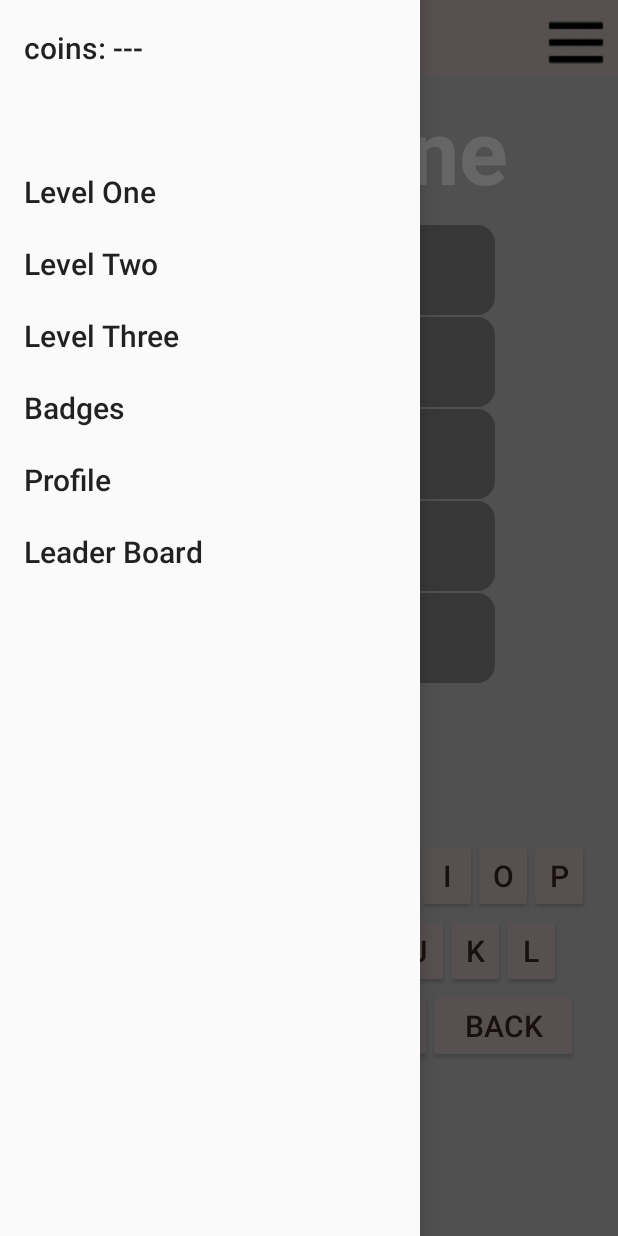
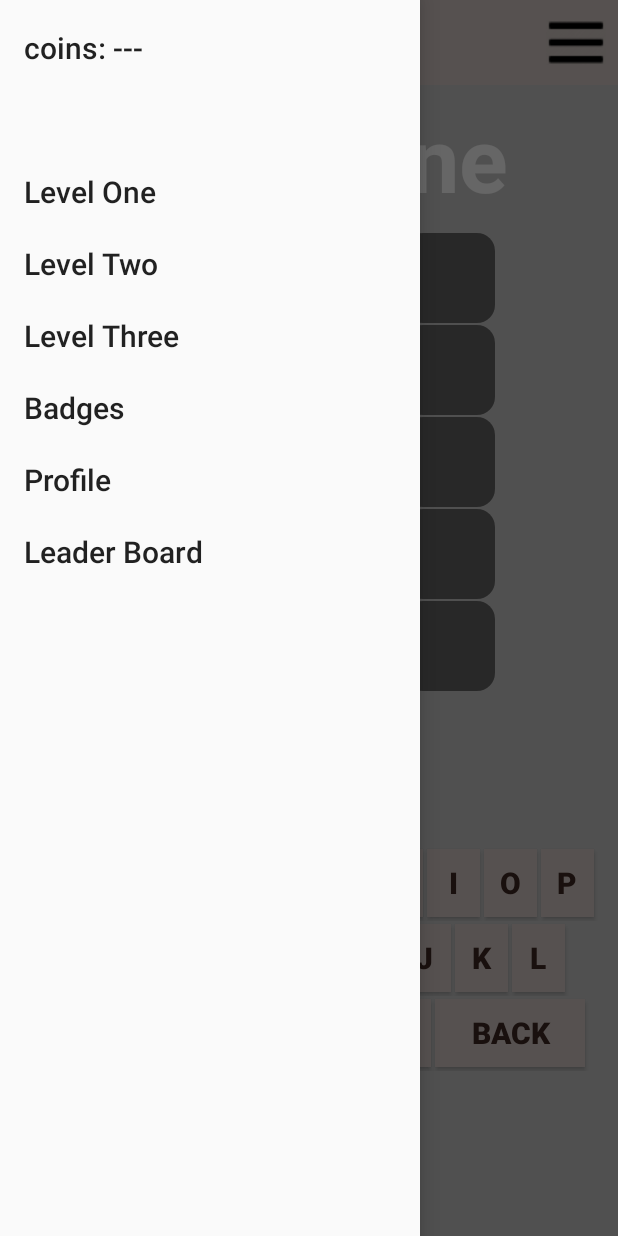
Before and after one commit to TimmyHunter007/WordWorld, an Android app: the LevelOneActivity screen opened directly, with no data from a screen before it, with the side drawer open, on a phone screen of 412 x 824 dp. Run offline under Robolectric (Android 15) with nearby library versions, the phone set to English and light mode, and no system bars; our stand-ins replace Firebase (no records; nobody signed in at launch, a user with empty details on screens opened directly).

Commit message:
added color feedback to keyboard on level one. still testing different colors for the keyboard. levels two and three dont have color feedback yet.

```diff
--- a/app/src/main/java/com/example/wordworld/LevelOneActivity.java
+++ b/app/src/main/java/com/example/wordworld/LevelOneActivity.java
@@ -11,12 +11,16 @@ import android.os.Bundle;
 import android.text.Editable;
 import android.text.TextWatcher;
 import android.view.View;
+import android.view.inputmethod.TextAppearanceInfo;
 import android.widget.*;
 import androidx.appcompat.app.AppCompatActivity;
 import com.google.firebase.auth.FirebaseAuth;
 import com.google.firebase.auth.FirebaseUser;
 import com.google.firebase.database.DatabaseReference;
 import com.google.firebase.database.FirebaseDatabase;
+
+import java.util.HashMap;
+import java.util.Map;
 
 public class LevelOneActivity extends AppCompatActivity {
     private EditText[][] letterBoxes;
@@ -28,6 +32,7 @@ public class LevelOneActivity extends AppCompatActivity {
     private FirebaseUser user;
     private RewardManager rewardManager;
     private DatabaseReference userDatabaseReference;
+    private Map<Character, Button> keyButtons;
 
     @Override
     protected void onCreate(Bundle savedInstanceState) {
@@ -42,6 +47,37 @@ public class LevelOneActivity extends AppCompatActivity {
                 {findViewById(R.id.letter1_row4), findViewById(R.id.letter2_row4), findViewById(R.id.letter3_row4), findViewById(R.id.letter4_row4)},
                 {findViewById(R.id.letter1_row5), findViewById(R.id.letter2_row5), findViewById(R.id.letter3_row5), findViewById(R.id.letter4_row5)}
         };
+
+        // Initialize keyButtons map
+        keyButtons = new HashMap<>();
+        keyButtons.put('Q', (Button) findViewById(R.id.key_q));
+        keyButtons.put('W', (Button) findViewById(R.id.key_w));
+        keyButtons.put('E', (Button) findViewById(R.id.key_e));
+        keyButtons.put('R', (Button) findViewById(R.id.key_r));
+        keyButtons.put('T', (Button) findViewById(R.id.key_t));
+        keyButtons.put('Y', (Button) findViewById(R.id.key_y));
+        keyButtons.put('U', (Button) findViewById(R.id.key_u));
+        keyButtons.put('I', (Button) findViewById(R.id.key_i));
+        keyButtons.put('O', (Button) findViewById(R.id.key_o));
+        keyButtons.put('P', (Button) findViewById(R.id.key_p));
+
+        keyButtons.put('A', (Button) findViewById(R.id.key_a));
+        keyButtons.put('S', (Button) findViewById(R.id.key_s));
+        keyButtons.put('D', (Button) findViewById(R.id.key_d));
+        keyButtons.put('F', (Button) findViewById(R.id.key_f));
+        keyButtons.put('G', (Button) findViewById(R.id.key_g));
+        keyButtons.put('H', (Button) findViewById(R.id.key_h));
+        keyButtons.put('J', (Button) findViewById(R.id.key_j));
+        keyButtons.put('K', (Button) findViewById(R.id.key_k));
+        keyButtons.put('L', (Button) findViewById(R.id.key_l));
+
+        keyButtons.put('Z', (Button) findViewById(R.id.key_z));
+        keyButtons.put('X', (Button) findViewById(R.id.key_x));
+        keyButtons.put('C', (Button) findViewById(R.id.key_c));
+        keyButtons.put('V', (Button) findViewById(R.id.key_v));
+        keyButtons.put('B', (Button) findViewById(R.id.key_b));
+        keyButtons.put('N', (Button) findViewById(R.id.key_n));
+        keyButtons.put('M', (Button) findViewById(R.id.key_m));
 
         // Initialize UI components
         submitButton = findViewById(R.id.submit_level_one);
@@ -256,6 +292,9 @@ public class LevelOneActivity extends AppCompatActivity {
         //text box color feedback
         displayFeedback(feedback);
 
+        // Update the keyboard key colors based on feedback
+        updateKeyColors(feedback.feedbackChars, feedback.feedbackStatus);
+
         //disable the previous row once submit button has been clicked
         disableRow(currentRow);
 
@@ -285,6 +324,30 @@ public class LevelOneActivity extends AppCompatActivity {
         }
     }
 
+    private void updateKeyColors(char[] feedbackChars, int[] feedbackStatus) {
+        for (int i = 0; i < feedbackChars.length; i++) {
+            char letter = feedbackChars[i];
+            Button keyButton = keyButtons.get(Character.toUpperCase(letter));
+
+            if (keyButton != null) {
+                // Green: Correct letter and correct position
+                if (feedbackStatus[i] == 2) {
+                    keyButton.setBackgroundColor(Color.parseColor("#556B2F"));
+                }
+                // Yellow: Correct letter, wrong position
+                else if (feedbackStatus[i] == 1) {
+                    keyButton.setBackgroundColor(Color.parseColor("#DAA520"));
+                }
+                // Gray: Incorrect letter
+                else {
+                    keyButton.setBackgroundColor(Color.parseColor("#696969"));
+                }
+                keyButton.setTextColor(Color.WHITE);
+                keyButton.setShadowLayer(15f, 0f, 0f, Color.BLACK);
+            }
+        }
+    }
+
     private void setColoredFeedback(int row, char[] feedbackChars, int[] feedbackStatus) {
         for (int i = 0; i < feedbackChars.length; i++) {
             EditText letterBox = letterBoxes[row][i];
@@ -298,7 +361,7 @@ public class LevelOneActivity extends AppCompatActivity {
                 letterBox.setBackground(createColoredBackground(Color.parseColor("#DAA520")));
             } else {
                 // Default
-                letterBox.setBackground(createColoredBackground(Color.parseColor("#4D000000")));
+                letterBox.setBackground(createColoredBackground(Color.parseColor("#80000000")));
             }
             letterBox.setText(String.valueOf(feedbackChars[i]));
             // Add a black outline around the text using setShadowLayer
--- a/app/src/main/res/drawable/letter_box_background.xml
+++ b/app/src/main/res/drawable/letter_box_background.xml
@@ -1,7 +1,7 @@
 <?xml version="1.0" encoding="utf-8"?>
 <shape xmlns:android="http://schemas.android.com/apk/res/android">
     <!-- "transparent" black for a transparent look -->
-    <solid android:color="#4D000000" />
+    <solid android:color="#80000000" />
     <!-- Adjust the radius for curved edges -->
     <corners android:radius="12dp" />
 
--- a/app/src/main/res/layout/activity_level_one.xml
+++ b/app/src/main/res/layout/activity_level_one.xml
@@ -514,93 +514,103 @@
                 <!-- Buttons for row 1 -->
                 <Button
                         android:id="@+id/key_q"
-                        android:layout_width="40dp"
-                        android:layout_height="match_parent"
+                        android:layout_width="35dp"
+                        android:layout_height="45dp"
                         android:textColor="@color/button_text"
-                        android:backgroundTint="@color/level_1"
+                        android:textStyle="bold"
+                        android:background="@color/level_1"
                         android:text="Q"
-                        android:layout_marginStart="-2.5dp"/>
+                        android:layout_marginStart="2.5dp"/>
 
                 <Button
                         android:id="@+id/key_w"
-                        android:layout_width="40dp"
-                        android:layout_height="match_parent"
+                        android:layout_width="35dp"
+                        android:layout_height="45dp"
                         android:textColor="@color/button_text"
-                        android:backgroundTint="@color/level_1"
+                        android:textStyle="bold"
+                        android:background="@color/level_1"
                         android:text="W"
-                        android:layout_marginStart="-2.5dp"/>
+                        android:layout_marginStart="2.5dp"/>
 
                 <Button
                         android:id="@+id/key_e"
-                        android:layout_width="40dp"
-                        android:layout_height="match_parent"
+                        android:layout_width="35dp"
+                        android:layout_height="45dp"
                         android:textColor="@color/button_text"
-                        android:backgroundTint="@color/level_1"
+                        android:textStyle="bold"
+                        android:background="@color/level_1"
                         android:text="E"
-                        android:layout_marginStart="-2.5dp"/>
+                        android:layout_marginStart="2.5dp"/>
 
                 <Button
                         android:id="@+id/key_r"
-                        android:layout_width="40dp"
-                        android:layout_height="match_parent"
+                        android:layout_width="35dp"
+                        android:layout_height="45dp"
                         android:textColor="@color/button_text"
-                        android:backgroundTint="@color/level_1"
+                        android:textStyle="bold"
+                        android:background="@color/level_1"
                         android:text="R"
-                        android:layout_marginStart="-2.5dp"/>
+                        android:layout_marginStart="2.5dp"/>
 
                 <Button
                         android:id="@+id/key_t"
-                        android:layout_width="40dp"
-                        android:layout_height="match_parent"
+                        android:layout_width="35dp"
+                        android:layout_height="45dp"
                         android:textColor="@color/button_text"
-                        android:backgroundTint="@color/level_1"
+                        android:textStyle="bold"
+                        android:background="@color/level_1"
                         android:text="T"
-                        android:layout_marginStart="-2.5dp"/>
+                        android:layout_marginStart="2.5dp"/>
 
                 <Button
                         android:id="@+id/key_y"
-                        android:layout_width="40dp"
-                        android:layout_height="match_parent"
+                        android:layout_width="35dp"
+                        android:layout_height="45dp"
                         android:textColor="@color/button_text"
-                        android:backgroundTint="@color/level_1"
+                        android:textStyle="bold"
+                        android:background="@color/level_1"
                         android:text="Y"
-                        android:layout_marginStart="-2.5dp"/>
+                        android:layout_marginStart="2.5dp"/>
 
                 <Button
                         android:id="@+id/key_u"
-                        android:layout_width="40dp"
-                        android:layout_height="match_parent"
+                        android:layout_width="35dp"
+                        android:layout_height="45dp"
                         android:textColor="@color/button_text"
-                        android:backgroundTint="@color/level_1"
+                        android:textStyle="bold"
+                        android:background="@color/level_1"
                         android:text="U"
-                        android:layout_marginStart="-2.5dp"/>
+                        android:layout_marginStart="2.5dp"/>
 
                 <Button
                         android:id="@+id/key_i"
-                        android:layout_width="40dp"
-                        android:layout_height="match_parent"
+                        android:layout_width="35dp"
+                        android:layout_height="45dp"
                         android:textColor="@color/button_text"
-                        android:backgroundTint="@color/level_1"
+                        android:textStyle="bold"
+                        android:background="@color/level_1"
                         android:text="I"
-                        android:layout_marginStart="-2.5dp"/>
+                        android:layout_marginStart="2.5dp"/>
 
                 <Button
                         android:id="@+id/key_o"
-                        android:layout_width="40dp"
-                        android:layout_height="match_parent"
+                        android:layout_width="35dp"
+                        android:layout_height="45dp"
                         android:textColor="@color/button_text"
-                        android:backgroundTint="@color/level_1"
+                        android:textStyle="bold"
+                        android:background="@color/level_1"
                         android:text="O"
-                        android:layout_marginStart="-2.5dp"/>
+                        android:layout_marginStart="2.5dp"/>
 
                 <Button
                         android:id="@+id/key_p"
-                        android:layout_width="40dp"
-                        android:layout_height="match_parent"
+                        android:layout_width="35dp"
+                        android:layout_height="45dp"
                         android:textColor="@color/button_text"
-                        android:backgroundTint="@color/level_1"
+                        android:textStyle="bold"
+                        android:background="@color/level_1"
                         android:text="P"
-                        android:layout_marginStart="-2.5dp"/>
+                        android:layout_marginStart="2.5dp"/>
             </LinearLayout>
 
             <!-- Row 2 of keyboard: ASDFGHJKL -->
@@ -613,84 +623,93 @@
                 <!-- Buttons for row 2 -->
                 <Button
                         android:id="@+id/key_a"
-                        android:layout_width="40dp"
-                        android:layout_height="match_parent"
+                        android:layout_width="35dp"
+                        android:layout_height="45dp"
                         android:textColor="@color/button_text"
-                        android:backgroundTint="@color/level_1"
+                        android:textStyle="bold"
+                        android:background="@color/level_1"
                         android:text="A"
-                        android:layout_marginStart="-2.5dp"/>
+                        android:layout_marginStart="2.5dp"/>
 
                 <Button
                         android:id="@+id/key_s"
-                        android:layout_width="40dp"
-                        android:layout_height="match_parent"
+                        android:layout_width="35dp"
+                        android:layout_height="45dp"
                         android:textColor="@color/button_text"
-                        android:backgroundTint="@color/level_1"
+                        android:textStyle="bold"
+                        android:background="@color/level_1"
                         android:text="S"
-                        android:layout_marginStart="-2.5dp"/>
+                        android:layout_marginStart="2.5dp"/>
 
                 <Button
                         android:id="@+id/key_d"
-                        android:layout_width="40dp"
-                        android:layout_height="match_parent"
+                        android:layout_width="35dp"
+                        android:layout_height="45dp"
                         android:textColor="@color/button_text"
-                        android:backgroundTint="@color/level_1"
+                        android:textStyle="bold"
+                        android:background="@color/level_1"
                         android:text="D"
-                        android:layout_marginStart="-2.5dp"/>
+                        android:layout_marginStart="2.5dp"/>
 
                 <Button
                         android:id="@+id/key_f"
-                        android:layout_width="40dp"
-                        android:layout_height="match_parent"
+                        android:layout_width="35dp"
+                        android:layout_height="45dp"
                         android:textColor="@color/button_text"
-                        android:backgroundTint="@color/level_1"
+                        android:textStyle="bold"
+                        android:background="@color/level_1"
                         android:text="F"
-                        android:layout_marginStart="-2.5dp"/>
+                        android:layout_marginStart="2.5dp"/>
 
                 <Button
                         android:id="@+id/key_g"
-                        android:layout_width="40dp"
-                        android:layout_height="match_parent"
+                        android:layout_width="35dp"
+                        android:layout_height="45dp"
                         android:textColor="@color/button_text"
-                        android:backgroundTint="@color/level_1"
+                        android:textStyle="bold"
+                        android:background="@color/level_1"
                         android:text="G"
-                        android:layout_marginStart="-2.5dp"/>
+                        android:layout_marginStart="2.5dp"/>
 
                 <Button
                         android:id="@+id/key_h"
-                        android:layout_width="40dp"
-                        android:layout_height="match_parent"
+                        android:layout_width="35dp"
+                        android:layout_height="45dp"
                         android:textColor="@color/button_text"
-                        android:backgroundTint="@color/level_1"
+                        android:textStyle="bold"
+                        android:background="@color/level_1"
                         android:text="H"
-                        android:layout_marginStart="-2.5dp"/>
+                        android:layout_marginStart="2.5dp"/>
 
                 <Button
                         android:id="@+id/key_j"
-                        android:layout_width="40dp"
-                        android:layout_height="match_parent"
+                        android:layout_width="35dp"
+                        android:layout_height="45dp"
                         android:textColor="@color/button_text"
-                        android:backgroundTint="@color/level_1"
+                        android:textStyle="bold"
+                        android:background="@color/level_1"
                         android:text="J"
-                        android:layout_marginStart="-2.5dp"/>
+                        android:layout_marginStart="2.5dp"/>
 
                 <Button
                         android:id="@+id/key_k"
-                        android:layout_width="40dp"
-                        android:layout_height="match_parent"
+                        android:layout_width="35dp"
+                        android:layout_height="45dp"
                         android:textColor="@color/button_text"
-                        android:backgroundTint="@color/level_1"
+                        android:textStyle="bold"
+                        android:background="@color/level_1"
                         android:text="K"
-                        android:layout_marginStart="-2.5dp"/>
+                        android:layout_marginStart="2.5dp"/>
 
                 <Button
                         android:id="@+id/key_l"
-                        android:layout_width="40dp"
-                        android:layout_height="match_parent"
+                        android:layout_width="35dp"
+                        android:layout_height="45dp"
                         android:textColor="@color/button_text"
-                        android:backgroundTint="@color/level_1"
+                        android:textStyle="bold"
+                        android:background="@color/level_1"
                         android:text="L"
-                        android:layout_marginStart="-2.5dp"/>
+                        android:layout_marginStart="2.5dp"/>
             </LinearLayout>
 
             <!-- Row 3 of keyboard: ZXCVBNM -->
@@ -703,75 +722,83 @@
                 <!-- Buttons for row 3 -->
                 <Button
                         android:id="@+id/key_z"
-                        android:layout_width="40dp"
-                        android:layout_height="match_parent"
+                        android:layout_width="35dp"
+                        android:layout_height="45dp"
                         android:textColor="@color/button_text"
-                        android:backgroundTint="@color/level_1"
+                        android:textStyle="bold"
+                        android:background="@color/level_1"
                         android:text="Z"
-                        android:layout_marginStart="-2.5dp"/>
+                        android:layout_marginStart="2.5dp"/>
 
                 <Button
                         android:id="@+id/key_x"
-                        android:layout_width="40dp"
-                        android:layout_height="match_parent"
+                        android:layout_width="35dp"
+                        android:layout_height="45dp"
                         android:textColor="@color/button_text"
-                        android:backgroundTint="@color/level_1"
+                        android:textStyle="bold"
+                        android:background="@color/level_1"
                         android:text="X"
-                        android:layout_marginStart="-2.5dp"/>
+                        android:layout_marginStart="2.5dp"/>
 
                 <Button
                         android:id="@+id/key_c"
-                        android:layout_width="40dp"
-                        android:layout_height="match_parent"
+                        android:layout_width="35dp"
+                        android:layout_height="45dp"
                         android:textColor="@color/button_text"
-                        android:backgroundTint="@color/level_1"
+                        android:textStyle="bold"
+                        android:background="@color/level_1"
                         android:text="C"
-                        android:layout_marginStart="-2.5dp"/>
+                        android:layout_marginStart="2.5dp"/>
 
                 <Button
                         android:id="@+id/key_v"
-                        android:layout_width="40dp"
-                        android:layout_height="match_parent"
+                        android:layout_width="35dp"
+                        android:layout_height="45dp"
                         android:textColor="@color/button_text"
-                        android:backgroundTint="@color/level_1"
+                        android:textStyle="bold"
+                        android:background="@color/level_1"
                         android:text="V"
-                        android:layout_marginStart="-2.5dp"/>
+                        android:layout_marginStart="2.5dp"/>
 
                 <Button
                         android:id="@+id/key_b"
-                        android:layout_width="40dp"
-                        android:layout_height="match_parent"
+                        android:layout_width="35dp"
+                        android:layout_height="45dp"
                         android:textColor="@color/button_text"
-                        android:backgroundTint="@color/level_1"
+                        android:textStyle="bold"
+                        android:background="@color/level_1"
                         android:text="B"
-                        android:layout_marginStart="-2.5dp"/>
+                        android:layout_marginStart="2.5dp"/>
 
                 <Button
                         android:id="@+id/key_n"
-                        android:layout_width="40dp"
-                        android:layout_height="match_parent"
+                        android:layout_width="35dp"
+                        android:layout_height="45dp"
                         android:textColor="@color/button_text"
-                        android:backgroundTint="@color/level_1"
+                        android:textStyle="bold"
+                        android:background="@color/level_1"
                         android:text="N"
-                        android:layout_marginStart="-2.5dp"/>
+                        android:layout_marginStart="2.5dp"/>
 
                 <Button
                         android:id="@+id/key_m"
-                        android:layout_width="40dp"
-                        android:layout_height="match_parent"
+                        android:layout_width="35dp"
+                        android:layout_height="45dp"
                         android:textColor="@color/button_text"
-                        android:backgroundTint="@color/level_1"
+                        android:textStyle="bold"
+                        android:background="@color/level_1"
                         android:text="M"
-                        android:layout_marginStart="-2.5dp"/>
+                        android:layout_marginStart="2.5dp"/>
 
                 <Button
                         android:id="@+id/key_back_space"
                         android:layout_width="100dp"
-                        android:layout_height="match_parent"
+                        android:layout_height="45dp"
                         android:textColor="@color/button_text"
-                        android:backgroundTint="@color/level_1"
+                        android:textStyle="bold"
+                        android:background="@color/level_1"
                         android:text="BACK"
-                        android:layout_marginStart="-2.5dp"/>
+                        android:layout_marginStart="2.5dp"/>
             </LinearLayout>
 
         </LinearLayout>
--- a/app/src/main/res/layout/header.xml
+++ b/app/src/main/res/layout/header.xml
@@ -24,7 +24,7 @@
             android:layout_height="wrap_content"
             android:text="WordWorld"
             android:textColor="@color/primary_text"
-            android:textSize="20sp"
+            android:textSize="30sp"
             android:textStyle="bold"
             android:layout_centerInParent="true" />
 
```
